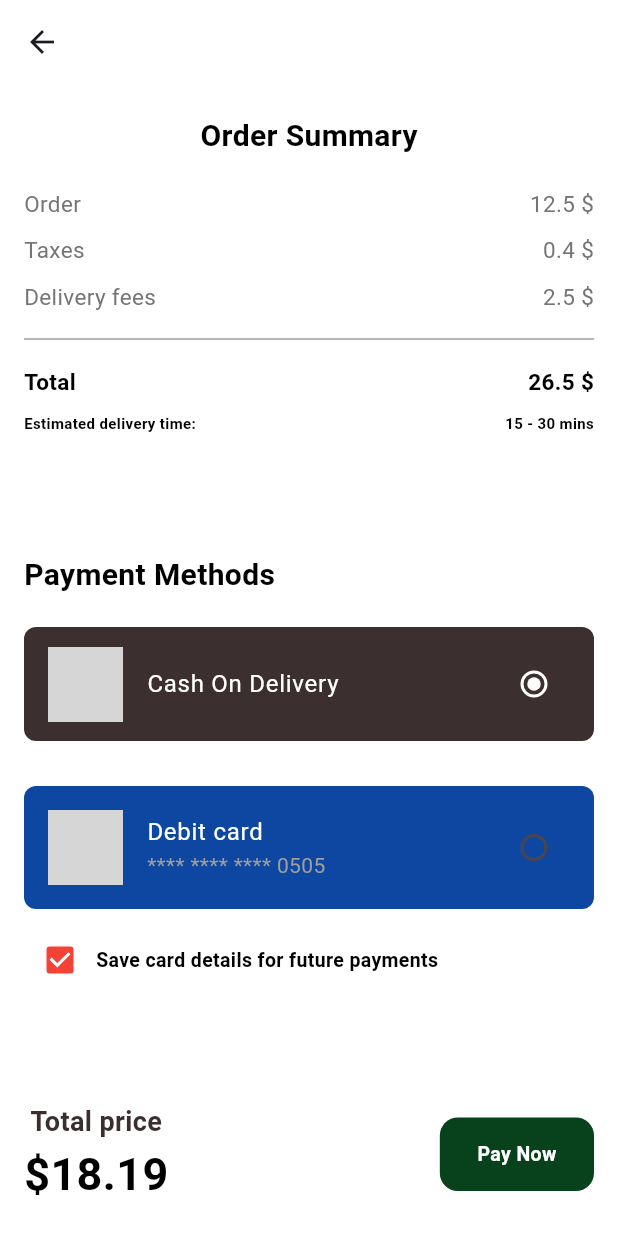
After one commit to AhmedAbdelgawadHassan/Hungry_App, a Flutter app: the CheckoutView screen opened directly, on a phone screen of 412 x 824 dp. The commit adds this screen. Run offline on Flutter 3.47's test engine with Material 3 defaults, Android fonts, the phone set to English and light mode, and no system bars; our stand-ins replace flutter_svg, gap; grey boxes are pictures that could not be loaded.

Commit message:
finish checkout view ui

```diff
--- a/lib/features/auth/views/splash_view.dart
+++ b/lib/features/auth/views/splash_view.dart
@@ -1,7 +1,7 @@
 import 'package:flutter/material.dart';
 import 'package:flutter_svg/flutter_svg.dart';
 import 'package:hungry/core/constants/app_colors.dart';
-import 'package:hungry/features/auth/views/login_view.dart';
+import 'package:hungry/root.dart';
 
 class SplashView extends StatefulWidget {
   const SplashView({super.key});
@@ -16,7 +16,7 @@ class _SplashViewState extends State<SplashView> {
     super.initState();
     Future.delayed(Duration(seconds: 2), () {
       Navigator.pushReplacement(context, MaterialPageRoute(builder: (context){
-        return LoginView();
+        return Root();
       }));
     });
   }
--- a/lib/features/cart/view/cart_view.dart
+++ b/lib/features/cart/view/cart_view.dart
@@ -2,6 +2,7 @@ import 'package:flutter/cupertino.dart';
 import 'package:flutter/material.dart';
 import 'package:gap/gap.dart';
 import 'package:hungry/features/cart/widgets/cart_item.dart';
+import 'package:hungry/features/chechout/views/checkout_view.dart';
 import 'package:hungry/shared/customButton.dart';
 import 'package:hungry/shared/custom_text.dart';
 
@@ -87,7 +88,11 @@ class _CartViewState extends State<CartView> {
               ),
               Spacer(),
              Custombutton(
-              ontap: () {},
+              ontap: () {
+                Navigator.push(context, MaterialPageRoute(builder: (context) {
+                  return CheckoutView();
+                },));
+              },
               text: 'Checkout',
              )
             ],
--- /dev/null
+++ b/lib/features/cart/widgets/checkout_text.dart
@@ -0,0 +1,38 @@
+import 'package:flutter/material.dart';
+import 'package:hungry/shared/custom_text.dart';
+
+class CheckoutText extends StatelessWidget {
+  const CheckoutText({
+    super.key,
+    required this.title,
+    required this.price,
+    this.isBold,
+    this.isBlack, this.isSmall,
+  });
+  final String title;
+  final String price;
+  final bool? isBold;
+  final bool? isBlack;
+  final bool? isSmall;
+
+  @override
+  Widget build(BuildContext context) {
+    return Row(
+      mainAxisAlignment: MainAxisAlignment.spaceBetween,
+      children: [
+        CustomText(
+          text: title,
+          fontWeight: isBold == true ? FontWeight.bold : FontWeight.w400,
+          color:isBlack==true?Colors.black: Colors.grey.shade600,
+          fontSize: isSmall==true?10: 15,
+        ),
+        CustomText(
+          text: price,
+          fontWeight: isBold == true ? FontWeight.bold : FontWeight.w400,
+          color:isBlack==true ?Colors.black: Colors.grey.shade600,
+          fontSize:  isSmall==true?10: 15,
+        ),
+      ],
+    );
+  }
+}
--- /dev/null
+++ b/lib/features/chechout/views/checkout_view.dart
@@ -0,0 +1,179 @@
+import 'package:flutter/cupertino.dart';
+import 'package:flutter/material.dart';
+import 'package:gap/gap.dart';
+import 'package:hungry/core/constants/app_colors.dart';
+import 'package:hungry/features/chechout/widgets/orderDatailsWidget.dart';
+import 'package:hungry/shared/customButton.dart';
+import 'package:hungry/shared/custom_text.dart';
+
+class CheckoutView extends StatefulWidget {
+  const CheckoutView({super.key});
+
+  @override
+  State<CheckoutView> createState() => _CheckoutViewState();
+}
+
+class _CheckoutViewState extends State<CheckoutView> {
+   String selectedMethod='cash';
+
+
+  @override
+  Widget build(BuildContext context) {
+    return Scaffold(
+      appBar: AppBar(
+        backgroundColor: Colors.white,
+        automaticallyImplyLeading: false,
+        leading: IconButton(
+          onPressed: () {
+            Navigator.pop(context);
+          },
+          icon: Icon(Icons.arrow_back),
+        ),
+      ),
+      body: Padding(
+        padding: const EdgeInsets.symmetric(horizontal: 16,vertical: 20),
+        child: Column(
+          crossAxisAlignment: CrossAxisAlignment.start,
+          children: [
+            Orderdatailswidget(
+              order: '12.5 \$',
+              taxes: '0.4 \$',
+              fees: '2.5 \$',
+              total: '26.5 \$',
+            ),
+            Gap(80),
+            CustomText(
+              text: 'Payment Methods',
+              fontSize: 20,
+              fontWeight: FontWeight.w700,
+            ),
+            Gap(20),
+
+            //// cash
+            ListTile(
+               onTap: () {
+                  setState(() {
+                    selectedMethod='cash';
+                  });
+                },
+              contentPadding: EdgeInsets.symmetric(vertical: 10,horizontal: 16),
+              shape: RoundedRectangleBorder(
+                borderRadius: BorderRadiusGeometry.circular(8)
+              ),
+              tileColor: Color(0xff3B2F2F),
+              leading: Image(image: AssetImage('assets/test/Group31.png'),width: 50,),
+              title: Text("Cash On Delivery",style: TextStyle(color: Colors.white),),
+              trailing: Radio<String>(
+                activeColor: Colors.white,
+                value: 'cash',
+                groupValue: selectedMethod,
+                onChanged: (v) {
+                  setState(() {
+                     selectedMethod=v!;
+                  });
+                },
+                  ),
+            ),
+            Gap(30),
+
+            /// Visa
+               ListTile(
+                onTap: () {   //when clicking on all ListTile
+                  setState(() {
+                    selectedMethod='visa';
+                  });
+                },
+              contentPadding: EdgeInsets.symmetric(vertical: 5,horizontal: 16),
+              shape: RoundedRectangleBorder(
+                borderRadius: BorderRadiusGeometry.circular(8)
+              ),
+              tileColor: Colors.blue.shade900,
+              leading: Image(image: AssetImage('assets/test/Group31.png'),width: 50,),
+              title: Text("Debit card",style: TextStyle(color: Colors.white),),
+              subtitle: Text('**** **** **** 0505',style: TextStyle(color: Colors.grey),),
+                trailing: Radio<String>(
+                activeColor: Colors.white,
+                value: 'visa',
+                groupValue: selectedMethod,
+                onChanged: (v) {
+                  setState(() {
+                    setState(() {
+                      selectedMethod=v!;
+                    });
+                  });
+                },
+                  ),
+            ),
+            Gap(10),
+            Row(
+              children: [
+
+                Checkbox(
+                  activeColor: Colors.red,
+                  value: true, onChanged: (value) {
+
+
+                },),
+                CustomText(text: 'Save card details for future payments',),
+              ],
+            ),
+            Spacer(),
+             Row(
+            children: [
+              Column(
+                children: [
+                  CustomText(text: "Total price",fontSize: 18,color: Color(0xff3B2E2E),),
+                  CustomText(text: "\$18.19",fontSize: 30,),
+                ],
+              ),
+              Spacer(),
+             Custombutton(
+              ontap: () {
+
+                showDialog(
+                  context: context,
+                   builder: (context) {
+                     return Dialog(
+                      elevation: 0,
+                      backgroundColor: Colors.transparent,
+                       child: Container(
+                        padding: EdgeInsets.only(top: 40),
+                        margin: EdgeInsets.symmetric(horizontal: 5,vertical: 200),
+                        decoration: BoxDecoration(
+                          color: Colors.white,
+                          borderRadius: BorderRadius.circular(12)
+                        ),
+                         child: Column(
+                          children: [
+                            CircleAvatar(
+                              radius: 50,
+                              backgroundColor: AppColors.primaryColor,
+                              child: Icon(CupertinoIcons.check_mark,color: Colors.white,),
+                            ),
+                            Gap(10),
+                            CustomText(text: 'Success',fontSize: 22,fontWeight: FontWeight.bold,color: AppColors.primaryColor,),
+                            Gap(10),
+                            CustomText(text: 'Your payment was successful.\nA receipt for this purchase has\n been sent to your email.',fontWeight: FontWeight.w700,color: Colors.grey.shade800,),
+                           Spacer(),
+                            Custombutton(text: 'Go Back', ontap: (){
+                              Navigator.pop(context);
+                            },width: 130,),
+                            Gap(20)
+
+                          ],
+                         ),
+                       ),
+                     );
+                   },
+                   );
+              },
+              text: 'Pay Now',
+             )
+            ],
+          ),
+          ],
+        ),
+      ),
+    );
+  }
+}
--- /dev/null
+++ b/lib/features/chechout/widgets/orderDatailsWidget.dart
@@ -0,0 +1,47 @@
+import 'package:flutter/material.dart';
+import 'package:flutter/widgets.dart';
+import 'package:gap/gap.dart';
+import 'package:hungry/features/cart/widgets/checkout_text.dart';
+import 'package:hungry/shared/custom_text.dart';
+
+class Orderdatailswidget extends StatelessWidget {
+  const Orderdatailswidget({super.key, required this.order, required this.taxes, required this.fees, required this.total});
+    final String order,taxes,fees,total;
+
+
+  @override
+  Widget build(BuildContext context) {
+    return Column(
+      children: [
+         CustomText(
+              text: 'Order Summary',
+              fontSize: 20,
+              fontWeight: FontWeight.w700,
+            ),
+            Gap(20),
+            CheckoutText(title: 'Order', price: '$order'),
+            Gap(10),
+            CheckoutText(title: 'Taxes', price: '$taxes'),
+            Gap(10),
+            CheckoutText(title: 'Delivery fees', price: '$fees'),
+            Gap(10),
+            Divider(color: Colors.grey),
+            Gap(10),
+            CheckoutText(
+              title: 'Total',
+              price: '$total',
+              isBold: true,
+              isBlack: true,
+            ),
+            Gap(10),
+            CheckoutText(
+              title: 'Estimated delivery time:',
+              price: '15 - 30 mins',
+              isBold: true,
+              isBlack: true,
+              isSmall: true,
+            )
+      ],
+    );
+  }
+}
--- /dev/null
+++ b/lib/features/chechout/widgets/success_dailog.dart
@@ -0,0 +1,10 @@
+import 'package:flutter/cupertino.dart';
+
+class SuccessDailog extends StatelessWidget {
+  const SuccessDailog({super.key});
+
+  @override
+  Widget build(BuildContext context) {
+    return const Placeholder();
+  }
+}
--- a/lib/features/home/views/home_view.dart
+++ b/lib/features/home/views/home_view.dart
@@ -62,7 +62,8 @@ class _HomeViewState extends State<HomeView> {
                         text: 'BurgerKing',
                         descrption: 'Eahmed else imad',
                         rating: '4.6',
-                        image: 'assets/test/image6.png',
+                        // image: 'assets/test/image6.png',
+                        image:''
                       ),
                     )),
                  gridDelegate: SliverGridDelegateWithFixedCrossAxisCount(
--- a/lib/root.dart
+++ b/lib/root.dart
@@ -67,7 +67,7 @@ bottomNavigationBar: Container(
     items: [
     BottomNavigationBarItem(icon: Icon(CupertinoIcons.home),label: 'Home'),
     BottomNavigationBarItem(icon: Icon(CupertinoIcons.cart),label: 'Cart'),
-    BottomNavigationBarItem(icon: Icon(Icons.local_restaurant_outlined),label: 'Orders'),
+    BottomNavigationBarItem(icon: Icon(Icons.local_restaurant_outlined),label: 'Order History'),
     BottomNavigationBarItem(icon: Icon(CupertinoIcons.profile_circled),label: 'Profile'),
 
 
--- a/pubspec.yaml
+++ b/pubspec.yaml
@@ -66,6 +66,7 @@ flutter:
     - assets/test/
     - assets/splash/
     - assets/logo/
+    - assets/icons/dollar Background Removed 1.png
 
   # An image asset can refer to one or more resolution-specific "variants", see
   # https://flutter.dev/to/resolution-aware-images
```
Also changed, not shown: assets/icons/dollar Background Removed 1.png (added).
